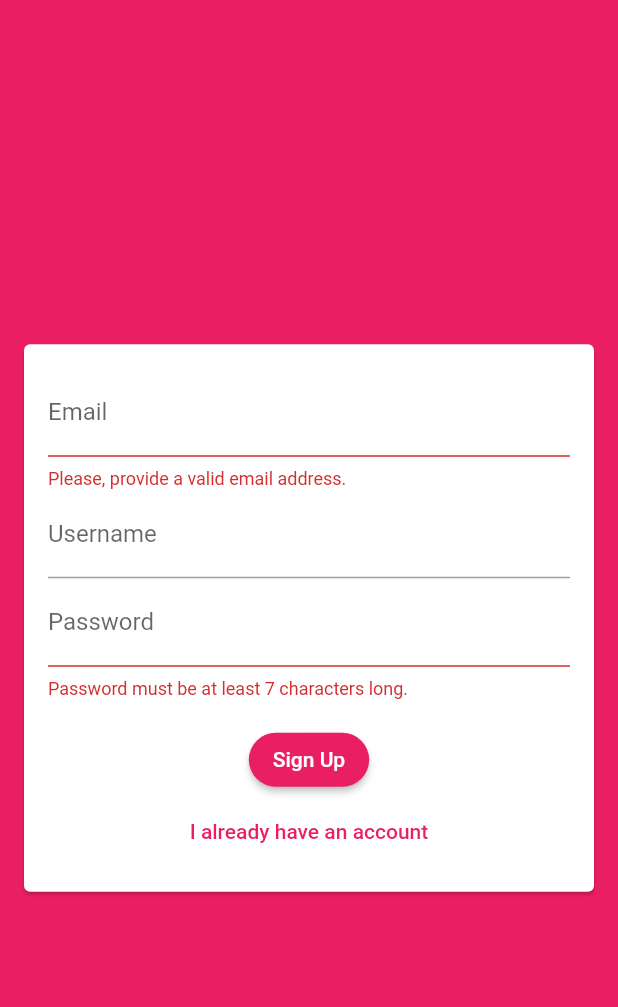
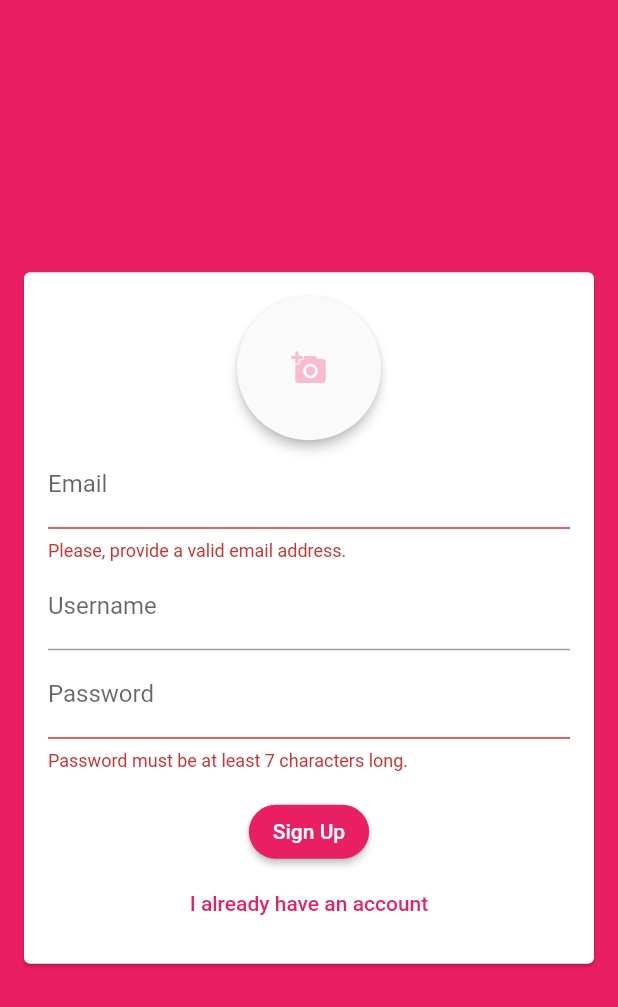
Before and after one commit to FadyFawzyOfficial/chat, a Flutter app: the screen it shows after launch, after a tap on "Sign In", after a tap on "Create an account", on a phone screen of 412 x 824 dp. Shown: the top 1007 px of the screen. Run offline on Flutter 3.47's test engine with Material 2 defaults, Android fonts, the phone set to English and light mode, and no system bars; our stand-ins replace cloud_firestore, firebase_auth, firebase_core; accounts and stored records are empty.

Commit message:
3. Build a Clickable Image Picker Holder with Ripple Effect (VIC)

```diff
--- a/lib/widgets/auth/auth_form.dart
+++ b/lib/widgets/auth/auth_form.dart
@@ -2,6 +2,8 @@ import 'package:cloud_firestore/cloud_firestore.dart';
 import 'package:firebase_auth/firebase_auth.dart';
 import 'package:flutter/material.dart';
 import 'package:flutter/services.dart';
+
+import 'image_input.dart';
 
 class AuthForm extends StatefulWidget {
   const AuthForm({super.key});
@@ -28,6 +30,7 @@ class _AuthFormState extends State<AuthForm> {
             key: _formKey,
             child: Column(
               children: [
+                if (!_isSignIn) const ImageInput(),
                 TextFormField(
                   key: const ValueKey('email'),
                   keyboardType: TextInputType.emailAddress,
--- /dev/null
+++ b/lib/widgets/auth/image_input.dart
@@ -0,0 +1,27 @@
+import 'package:flutter/material.dart';
+
+class ImageInput extends StatefulWidget {
+  const ImageInput({super.key});
+
+  @override
+  State<ImageInput> createState() => _ImageInputState();
+}
+
+class _ImageInputState extends State<ImageInput> {
+  @override
+  Widget build(context) {
+    return Material(
+      elevation: 3,
+      shape: const CircleBorder(),
+      clipBehavior: Clip.hardEdge,
+      child: InkWell(
+        onTap: () {},
+        child: const CircleAvatar(
+          radius: 48,
+          backgroundColor: Colors.transparent,
+          child: Icon(Icons.add_a_photo_rounded),
+        ),
+      ),
+    );
+  }
+}
```
